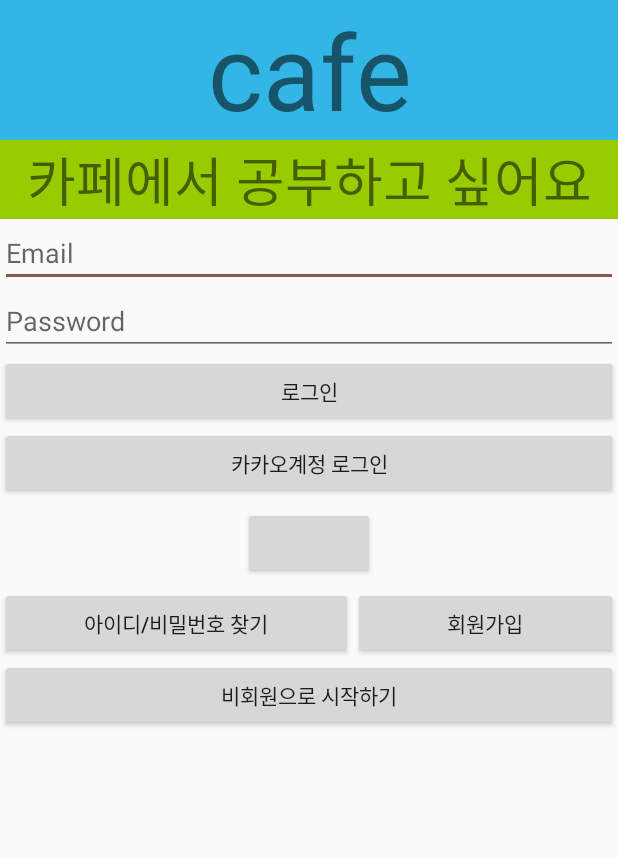
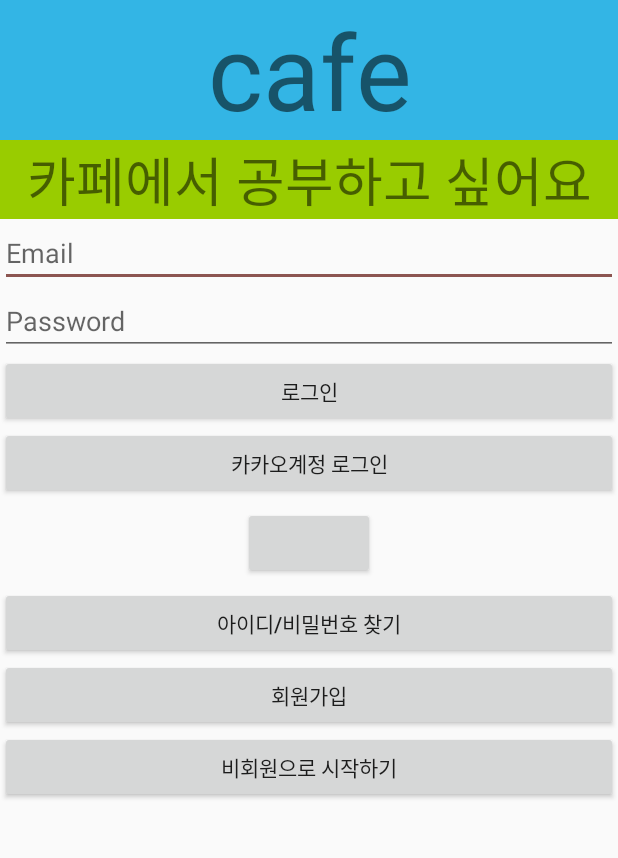
Before and after one commit to Hoonhooney/Cafejabi, an Android app: the LoginActivity screen opened directly, with no data from a screen before it, on a phone screen of 412 x 824 dp, the part 162-1020 px from its top. Run offline under Robolectric (Android 15) with nearby library versions, the phone set to English and light mode, and no system bars; our stand-ins replace Firebase (no records; nobody signed in at launch, a user with empty details on screens opened directly); libraries missing offline, so code that uses them is left out: com.facebook, com.facebook.login; plain views replace LoginButton; 4 statements that could not run were skipped.

Commit message:
activity_login 수정
아이디/비밀번호찾기랑 회원가입 칸이 비뚤어져 있어서 디자인만 수정함

```diff
--- a/app/src/main/res/layout/activity_login.xml
+++ b/app/src/main/res/layout/activity_login.xml
@@ -80,26 +80,19 @@
         android:layout_marginTop="5dp"
         android:layout_marginBottom="5dp" />
 
-    <LinearLayout
-        android:layout_width="match_parent"
-        android:layout_height="wrap_content"
-        android:orientation="horizontal"
-        android:weightSum="2"
-        >
+
         <Button
-            android:layout_width="wrap_content"
+            android:layout_width="match_parent"
             android:layout_height="wrap_content"
             android:text="아이디/비밀번호 찾기"
-            android:layout_weight="1"
             />
         <Button
             android:id="@+id/button_go_join"
-            android:layout_width="wrap_content"
+            android:layout_width="match_parent"
             android:layout_height="wrap_content"
             android:text="회원가입"
-            android:layout_weight="1"
             />
-    </LinearLayout>
+
     <Button
         android:id="@+id/button_no_login"
         android:layout_width="match_parent"
```
